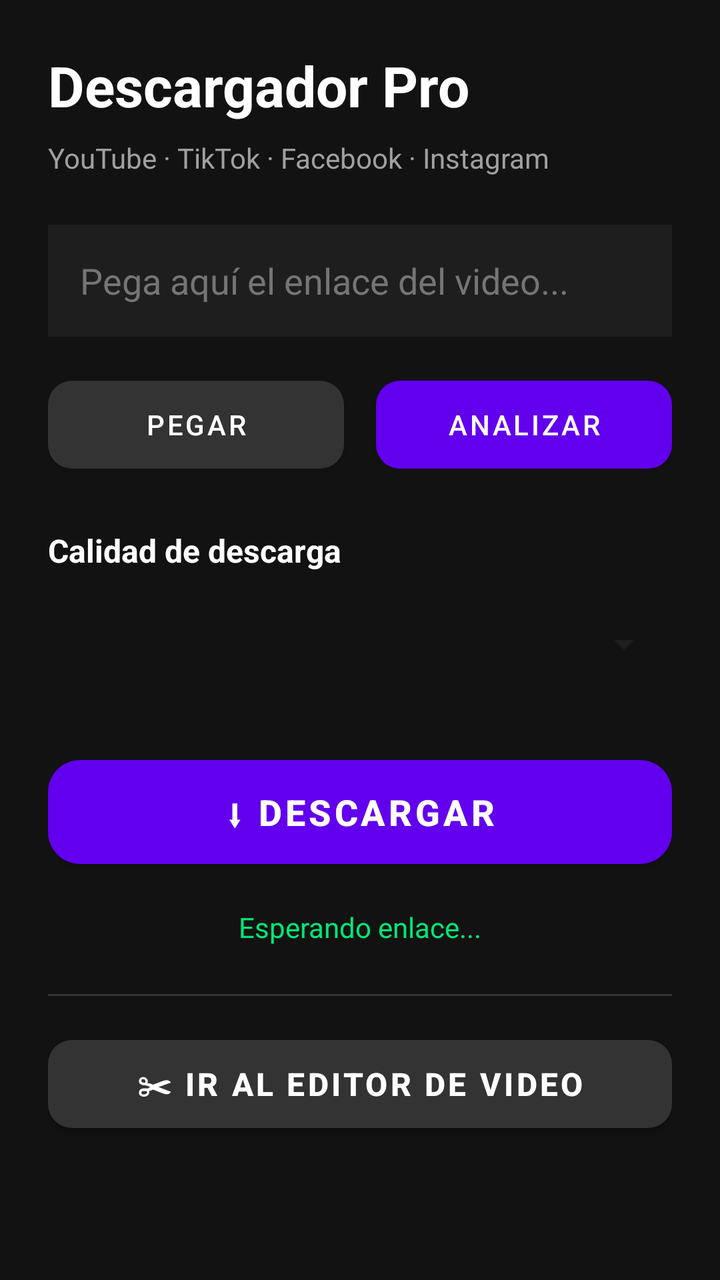
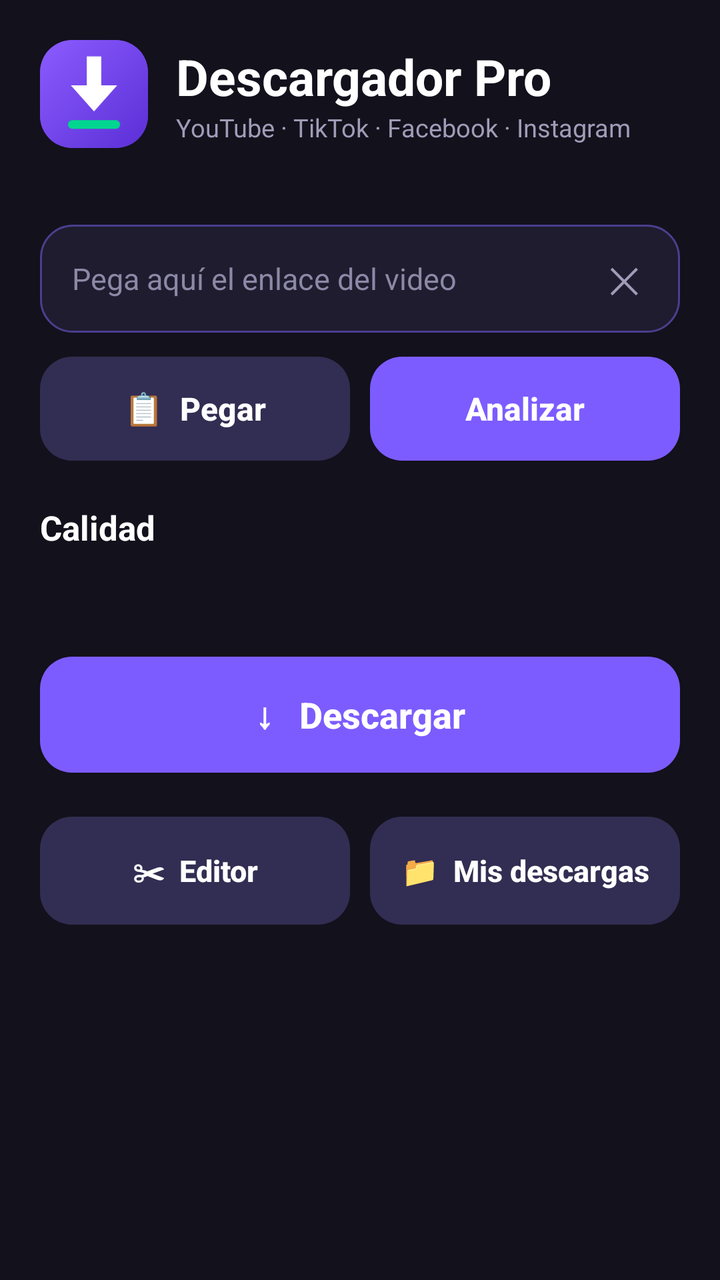

The first picture is an Android layout as it rendered before a commit; the second is the same layout after the commit. The layout source and the unified diff follow.
<!-- AndroidManifest.xml: application theme Theme.Descargadorpro -->
<!-- res/layout/activity_main.xml -->
<?xml version="1.0" encoding="utf-8"?>
<ScrollView xmlns:android="http://schemas.android.com/apk/res/android"
    xmlns:app="http://schemas.android.com/apk/res-auto"
    android:layout_width="match_parent"
    android:layout_height="match_parent"
    android:background="#121212"
    android:fillViewport="true">

    <LinearLayout
        android:layout_width="match_parent"
        android:layout_height="wrap_content"
        android:orientation="vertical"
        android:padding="24dp">

        
        <TextView
            android:layout_width="match_parent"
            android:layout_height="wrap_content"
            android:text="Descargador Pro"
            android:textColor="#FFFFFF"
            android:textSize="28sp"
            android:textStyle="bold"
            android:layout_marginBottom="8dp"/>

        <TextView
            android:layout_width="match_parent"
            android:layout_height="wrap_content"
            android:text="YouTube · TikTok · Facebook · Instagram"
            android:textColor="#A0A0A0"
            android:textSize="14sp"
            android:layout_marginBottom="24dp"/>

        
        <EditText
            android:id="@+id/editUrl"
            android:layout_width="match_parent"
            android:layout_height="56dp"
            android:background="#1E1E1E"
            android:hint="Pega aquí el enlace del video..."
            android:textColor="#FFFFFF"
            android:textColorHint="#757575"
            android:padding="16dp"
            android:inputType="textUri"
            android:layout_marginBottom="16dp"/>

        
        <LinearLayout
            android:layout_width="match_parent"
            android:layout_height="wrap_content"
            android:orientation="horizontal"
            android:layout_marginBottom="24dp">

            <com.google.android.material.button.MaterialButton
                android:id="@+id/btnPegar"
                android:layout_width="0dp"
                android:layout_height="56dp"
                android:layout_weight="1"
                android:text="Pegar"
                android:textColor="#FFFFFF"
                app:backgroundTint="#333333"
                app:cornerRadius="12dp"
                android:layout_marginEnd="8dp"/>

            <com.google.android.material.button.MaterialButton
                android:id="@+id/btnAnalizar"
                android:layout_width="0dp"
                android:layout_height="56dp"
                android:layout_weight="1"
                android:text="Analizar"
                android:textColor="#FFFFFF"
                app:backgroundTint="#6200EE"
                app:cornerRadius="12dp"
                android:layout_marginStart="8dp"/>
        </LinearLayout>

        
        <androidx.cardview.widget.CardView
            android:id="@+id/layoutPreview"
            android:layout_width="match_parent"
            android:layout_height="wrap_content"
            app:cardBackgroundColor="#1E1E1E"
            app:cardCornerRadius="16dp"
            app:cardElevation="8dp"
            android:layout_marginBottom="24dp"
            android:visibility="gone">

            <LinearLayout
                android:layout_width="match_parent"
                android:layout_height="wrap_content"
                android:orientation="vertical"
                android:padding="16dp">

                
                <ImageView
                    android:id="@+id/imgMiniatura"
                    android:layout_width="match_parent"
                    android:layout_height="180dp"
                    android:scaleType="centerCrop"
                    android:background="#333333"/>

                
                <LinearLayout
                    android:layout_width="match_parent"
                    android:layout_height="wrap_content"
                    android:orientation="horizontal"
                    android:gravity="center_vertical"
                    android:layout_marginTop="12dp">

                    <TextView
                        android:id="@+id/txtTitulo"
                        android:layout_width="0dp"
                        android:layout_height="wrap_content"
                        android:layout_weight="1"
                        android:textColor="#FFFFFF"
                        android:textSize="16sp"
                        android:maxLines="2"
                        android:ellipsize="end"
                        android:text="Título del video..."/>

                    <ImageButton
                        android:id="@+id/btnCopiarTitulo"
                        android:layout_width="48dp"
                        android:layout_height="48dp"
                        android:src="@android:drawable/ic_menu_edit"
                        android:background="?attr/selectableItemBackgroundBorderless"
                        app:tint="#FFFFFF"
                        android:contentDescription="Copiar título"/>
                </LinearLayout>
            </LinearLayout>
        </androidx.cardview.widget.CardView>

        
        <TextView
            android:layout_width="match_parent"
            android:layout_height="wrap_content"
            android:text="Calidad de descarga"
            android:textColor="#FFFFFF"
            android:textSize="16sp"
            android:textStyle="bold"
            android:layout_marginBottom="8dp"/>

        <Spinner
            android:id="@+id/spinnerCalidad"
            android:layout_width="match_parent"
            android:layout_height="56dp"
            android:backgroundTint="#1E1E1E"
            android:layout_marginBottom="24dp"/>

        
        <com.google.android.material.button.MaterialButton
            android:id="@+id/btnDescargar"
            android:layout_width="match_parent"
            android:layout_height="64dp"
            android:text="⬇ DESCARGAR"
            android:textSize="18sp"
            android:textStyle="bold"
            android:textColor="#FFFFFF"
            app:backgroundTint="#6200EE"
            app:cornerRadius="16dp"
            android:layout_marginBottom="16dp"/>

        
        <ProgressBar
            android:id="@+id/progressBar"
            style="?android:attr/progressBarStyleHorizontal"
            android:layout_width="match_parent"
            android:layout_height="wrap_content"
            android:progressTint="#00E676"
            android:layout_marginBottom="8dp"
            android:visibility="gone"/>

        
        <TextView
            android:id="@+id/txtEstado"
            android:layout_width="match_parent"
            android:layout_height="wrap_content"
            android:textColor="#00E676"
            android:textSize="14sp"
            android:gravity="center"
            android:text="Esperando enlace..."/>

        
        <View
            android:layout_width="match_parent"
            android:layout_height="1dp"
            android:background="#333333"
            android:layout_marginTop="24dp"
            android:layout_marginBottom="16dp"/>

        
        <com.google.android.material.button.MaterialButton
            android:id="@+id/btnIrEditor"
            android:layout_width="match_parent"
            android:layout_height="56dp"
            android:text="✂ IR AL EDITOR DE VIDEO"
            android:textSize="16sp"
            android:textStyle="bold"
            android:textColor="#FFFFFF"
            app:backgroundTint="#333333"
            app:cornerRadius="12dp"
            android:layout_marginBottom="16dp"/>

    </LinearLayout>
</ScrollView>
<!-- resources referenced by this layout -->
<resources>
  <style name="Theme.Descargadorpro" parent="Theme.MaterialComponents.DayNight.NoActionBar">
          
          <item name="colorPrimary">@color/purple_500</item>
          <item name="colorPrimaryVariant">@color/purple_700</item>
          <item name="colorOnPrimary">@color/white</item>
          
          
          <item name="android:statusBarColor">@color/fondo_oscuro</item>
          
          
          <item name="android:windowLightStatusBar">false</item>
          
          
          <item name="android:windowBackground">@color/fondo_oscuro</item>
      </style>
  <color name="purple_500">#6200EE</color>
  <color name="purple_700">#3700B3</color>
  <color name="white">#FFFFFFFF</color>
  <color name="fondo_oscuro">#121212</color>
</resources>

<!-- the commit's change to res/layout/activity_main.xml (unified diff, before → after) -->
@@ -1,204 +1,397 @@
 <?xml version="1.0" encoding="utf-8"?>
 <ScrollView xmlns:android="http://schemas.android.com/apk/res/android"
-    xmlns:app="http://schemas.android.com/apk/res-auto"
     android:layout_width="match_parent"
     android:layout_height="match_parent"
-    android:background="#121212"
-    android:fillViewport="true">
+    android:background="#13111C"
+    android:fillViewport="true"
+    android:fitsSystemWindows="true"
+    android:scrollbars="none">
 
     <LinearLayout
+        android:id="@+id/raiz"
         android:layout_width="match_parent"
         android:layout_height="wrap_content"
+        android:focusable="true"
+        android:focusableInTouchMode="true"
         android:orientation="vertical"
-        android:padding="24dp">
-
-        
+        android:padding="20dp">
+
+        
+        <LinearLayout
+            android:layout_width="match_parent"
+            android:layout_height="wrap_content"
+            android:gravity="center_vertical"
+            android:orientation="horizontal">
+
+            <FrameLayout
+                android:layout_width="54dp"
+                android:layout_height="54dp"
+                android:background="@drawable/bg_card"
+                android:clipToOutline="true">
+
+                <ImageView
+                    android:layout_width="match_parent"
+                    android:layout_height="match_parent"
+                    android:importantForAccessibility="no"
+                    android:scaleType="fitXY"
+                    android:src="@drawable/ic_launcher_background" />
+
+                <ImageView
+                    android:layout_width="match_parent"
+                    android:layout_height="match_parent"
+                    android:importantForAccessibility="no"
+                    android:scaleType="fitXY"
+                    android:scaleX="1.45"
+                    android:scaleY="1.45"
+                    android:src="@drawable/ic_launcher_foreground" />
+            </FrameLayout>
+
+            <LinearLayout
+                android:layout_width="wrap_content"
+                android:layout_height="wrap_content"
+                android:layout_marginStart="14dp"
+                android:orientation="vertical">
+
+                <TextView
+                    android:layout_width="wrap_content"
+                    android:layout_height="wrap_content"
+                    android:text="Descargador Pro"
+                    android:textColor="#FFFFFF"
+                    android:textSize="25sp"
+                    android:textStyle="bold" />
+
+                <TextView
+                    android:layout_width="wrap_content"
+                    android:layout_height="wrap_content"
+                    android:text="YouTube · TikTok · Facebook · Instagram"
+                    android:textColor="#A09CB8"
+                    android:textSize="12.5sp" />
+            </LinearLayout>
+        </LinearLayout>
+
         <TextView
-            android:layout_width="match_parent"
-            android:layout_height="wrap_content"
-            android:text="Descargador Pro"
-            android:textColor="#FFFFFF"
-            android:textSize="28sp"
-            android:textStyle="bold"
-            android:layout_marginBottom="8dp"/>
-
-        <TextView
-            android:layout_width="match_parent"
-            android:layout_height="wrap_content"
-            android:text="YouTube · TikTok · Facebook · Instagram"
-            android:textColor="#A0A0A0"
-            android:textSize="14sp"
-            android:layout_marginBottom="24dp"/>
-
-        
-        <EditText
-            android:id="@+id/editUrl"
-            android:layout_width="match_parent"
-            android:layout_height="56dp"
-            android:background="#1E1E1E"
-            android:hint="Pega aquí el enlace del video..."
-            android:textColor="#FFFFFF"
-            android:textColorHint="#757575"
-            android:padding="16dp"
-            android:inputType="textUri"
-            android:layout_marginBottom="16dp"/>
-
-        
-        <LinearLayout
-            android:layout_width="match_parent"
-            android:layout_height="wrap_content"
+            android:id="@+id/txtMotor"
+            android:layout_width="match_parent"
+            android:layout_height="wrap_content"
+            android:layout_marginTop="12dp"
+            android:text=""
+            android:textColor="#8C88A6"
+            android:textSize="12sp" />
+
+        
+        <LinearLayout
+            android:layout_width="match_parent"
+            android:layout_height="wrap_content"
+            android:layout_marginTop="10dp"
+            android:background="@drawable/bg_card"
+            android:gravity="center_vertical"
             android:orientation="horizontal"
-            android:layout_marginBottom="24dp">
-
-            <com.google.android.material.button.MaterialButton
+            android:paddingStart="16dp"
+            android:paddingEnd="6dp">
+
+            <EditText
+                android:id="@+id/inputUrl"
+                android:layout_width="0dp"
+                android:layout_height="wrap_content"
+                android:layout_weight="1"
+                android:background="@null"
+                android:hint="Pega aquí el enlace del video"
+                android:imeOptions="actionGo"
+                android:importantForAutofill="no"
+                android:inputType="textUri"
+                android:maxLines="1"
+                android:minHeight="54dp"
+                android:textColor="#FFFFFF"
+                android:textColorHint="#8C88A6"
+                android:textSize="15sp" />
+
+            <TextView
+                android:id="@+id/btnLimpiar"
+                android:layout_width="44dp"
+                android:layout_height="44dp"
+                android:clickable="true"
+                android:focusable="true"
+                android:gravity="center"
+                android:text="✕"
+                android:textColor="#A09CB8"
+                android:textSize="18sp" />
+        </LinearLayout>
+
+        <LinearLayout
+            android:layout_width="match_parent"
+            android:layout_height="wrap_content"
+            android:layout_marginTop="12dp"
+            android:orientation="horizontal">
+
+            <androidx.appcompat.widget.AppCompatButton
                 android:id="@+id/btnPegar"
                 android:layout_width="0dp"
-                android:layout_height="56dp"
-                android:layout_weight="1"
-                android:text="Pegar"
-                android:textColor="#FFFFFF"
-                app:backgroundTint="#333333"
-                app:cornerRadius="12dp"
-                android:layout_marginEnd="8dp"/>
-
-            <com.google.android.material.button.MaterialButton
+                android:layout_height="52dp"
+                android:layout_weight="1"
+                android:background="@drawable/bg_btn_secondary"
+                android:foreground="?android:attr/selectableItemBackground"
+                android:stateListAnimator="@null"
+                android:text="📋  Pegar"
+                android:textAllCaps="false"
+                android:textColor="#FFFFFF"
+                android:textSize="16sp"
+                android:textStyle="bold" />
+
+            <androidx.appcompat.widget.AppCompatButton
                 android:id="@+id/btnAnalizar"
                 android:layout_width="0dp"
-                android:layout_height="56dp"
-                android:layout_weight="1"
+                android:layout_height="52dp"
+                android:layout_marginStart="10dp"
+                android:layout_weight="1"
+                android:background="@drawable/editor_btn_primary"
+                android:foreground="?android:attr/selectableItemBackground"
+                android:stateListAnimator="@null"
                 android:text="Analizar"
-                android:textColor="#FFFFFF"
-                app:backgroundTint="#6200EE"
-                app:cornerRadius="12dp"
-                android:layout_marginStart="8dp"/>
-        </LinearLayout>
-
-        
-        <androidx.cardview.widget.CardView
-            android:id="@+id/layoutPreview"
-            android:layout_width="match_parent"
-            android:layout_height="wrap_content"
-            app:cardBackgroundColor="#1E1E1E"
-            app:cardCornerRadius="16dp"
-            app:cardElevation="8dp"
-            android:layout_marginBottom="24dp"
+                android:textAllCaps="false"
+                android:textColor="#FFFFFF"
+                android:textSize="16sp"
+                android:textStyle="bold" />
+        </LinearLayout>
+
+        
+        <LinearLayout
+            android:id="@+id/cardPreview"
+            android:layout_width="match_parent"
+            android:layout_height="wrap_content"
+            android:layout_marginTop="16dp"
+            android:background="@drawable/bg_card"
+            android:orientation="vertical"
+            android:padding="12dp"
             android:visibility="gone">
 
-            <LinearLayout
-                android:layout_width="match_parent"
-                android:layout_height="wrap_content"
-                android:orientation="vertical"
-                android:padding="16dp">
-
-                
+            <FrameLayout
+                android:layout_width="match_parent"
+                android:layout_height="200dp">
+
                 <ImageView
                     android:id="@+id/imgMiniatura"
                     android:layout_width="match_parent"
-                    android:layout_height="180dp"
-                    android:scaleType="centerCrop"
-                    android:background="#333333"/>
-
-                
-                <LinearLayout
-                    android:layout_width="match_parent"
+                    android:layout_height="match_parent"
+                    android:background="#0E0C16"
+                    android:contentDescription="Vista previa del video"
+                    android:scaleType="centerCrop" />
+
+                <TextView
+                    android:id="@+id/txtDuracion"
+                    android:layout_width="wrap_content"
                     android:layout_height="wrap_content"
-                    android:orientation="horizontal"
-                    android:gravity="center_vertical"
-                    android:layout_marginTop="12dp">
-
-                    <TextView
-                        android:id="@+id/txtTitulo"
-                        android:layout_width="0dp"
-                        android:layout_height="wrap_content"
-                        android:layout_weight="1"
-                        android:textColor="#FFFFFF"
-                        android:textSize="16sp"
-                        android:maxLines="2"
-                        android:ellipsize="end"
-                        android:text="Título del video..."/>
-
-                    <ImageButton
-                        android:id="@+id/btnCopiarTitulo"
-                        android:layout_width="48dp"
-                        android:layout_height="48dp"
-                        android:src="@android:drawable/ic_menu_edit"
-                        android:background="?attr/selectableItemBackgroundBorderless"
-                        app:tint="#FFFFFF"
-                        android:contentDescription="Copiar título"/>
-                </LinearLayout>
-            </LinearLayout>
-        </androidx.cardview.widget.CardView>
+                    android:layout_gravity="bottom|end"
+                    android:layout_margin="8dp"
+                    android:paddingStart="8dp"
+                    android:paddingTop="3dp"
+                    android:paddingEnd="8dp"
+                    android:paddingBottom="3dp"
+                    android:textColor="#FFFFFF"
+                    android:textSize="12sp"
+                    android:textStyle="bold" />
+            </FrameLayout>
+
+            <TextView
+                android:id="@+id/txtTitulo"
+                android:layout_width="match_parent"
+                android:layout_height="wrap_content"
+                android:layout_marginTop="12dp"
+                android:ellipsize="end"
+                android:maxLines="3"
+                android:textColor="#FFFFFF"
+                android:textIsSelectable="true"
+                android:textSize="17sp"
+                android:textStyle="bold" />
+
+            <TextView
+                android:id="@+id/txtAutor"
+                android:layout_width="match_parent"
+                android:layout_height="wrap_content"
+                android:layout_marginTop="2dp"
+                android:textColor="#A09CB8"
+                android:textSize="13sp" />
+
+            <androidx.appcompat.widget.AppCompatButton
+                android:id="@+id/btnCopiarTitulo"
+                android:layout_width="match_parent"
+                android:layout_height="44dp"
+                android:layout_marginTop="12dp"
+                android:background="@drawable/bg_btn_secondary"
+                android:foreground="?android:attr/selectableItemBackground"
+                android:stateListAnimator="@null"
+                android:text="Copiar título"
+                android:textAllCaps="false"
+                android:textColor="#FFFFFF"
+                android:textSize="14sp" />
+        </LinearLayout>
 
         
         <TextView
-            android:layout_width="match_parent"
-            android:layout_height="wrap_content"
-            android:text="Calidad de descarga"
+            android:layout_width="wrap_content"
+            android:layout_height="wrap_content"
+            android:layout_marginTop="22dp"
+            android:text="Calidad"
             android:textColor="#FFFFFF"
-            android:textSize="16sp"
-            android:textStyle="bold"
-            android:layout_marginBottom="8dp"/>
-
-        <Spinner
-            android:id="@+id/spinnerCalidad"
-            android:layout_width="match_parent"
-            android:layout_height="56dp"
-            android:backgroundTint="#1E1E1E"
-            android:layout_marginBottom="24dp"/>
-
-        
-        <com.google.android.material.button.MaterialButton
+            android:textSize="17sp"
+            android:textStyle="bold" />
+
+        <HorizontalScrollView
+            android:layout_width="match_parent"
+            android:layout_height="wrap_content"
+            android:layout_marginTop="10dp"
+            android:scrollbars="none">
+
+            <LinearLayout
+                android:id="@+id/contenedorChips"
+                android:layout_width="wrap_content"
+                android:layout_height="wrap_content"
+                android:orientation="horizontal" />
+        </HorizontalScrollView>
+
+        <TextView
+            android:id="@+id/txtTamanoSel"
+            android:layout_width="match_parent"
+            android:layout_height="wrap_content"
+            android:layout_marginTop="10dp"
+            android:textColor="#8C88A6"
+            android:textSize="12.5sp" />
+
+        <androidx.appcompat.widget.AppCompatButton
             android:id="@+id/btnDescargar"
             android:layout_width="match_parent"
-            android:layout_height="64dp"
-            android:text="⬇ DESCARGAR"
+            android:layout_height="58dp"
+            android:layout_marginTop="16dp"
+            android:background="@drawable/editor_btn_primary"
+            android:foreground="?android:attr/selectableItemBackground"
+            android:stateListAnimator="@null"
+            android:text="↓   Descargar"
+            android:textAllCaps="false"
+            android:textColor="#FFFFFF"
             android:textSize="18sp"
-            android:textStyle="bold"
-            android:textColor="#FFFFFF"
-            app:backgroundTint="#6200EE"
-            app:cornerRadius="16dp"
-            android:layout_marginBottom="16dp"/>
-
-        
-        <ProgressBar
-            android:id="@+id/progressBar"
-            style="?android:attr/progressBarStyleHorizontal"
-            android:layout_width="match_parent"
-            android:layout_height="wrap_content"
-            android:progressTint="#00E676"
-            android:layout_marginBottom="8dp"
-            android:visibility="gone"/>
-
-        
-        <TextView
-            android:id="@+id/txtEstado"
-            android:layout_width="match_parent"
-            android:layout_height="wrap_content"
-            android:textColor="#00E676"
-            android:textSize="14sp"
-            android:gravity="center"
-            android:text="Esperando enlace..."/>
-
-        
-        <View
-            android:layout_width="match_parent"
-            android:layout_height="1dp"
-            android:background="#333333"
-            android:layout_marginTop="24dp"
-            android:layout_marginBottom="16dp"/>
-
-        
-        <com.google.android.material.button.MaterialButton
-            android:id="@+id/btnIrEditor"
-            android:layout_width="match_parent"
-            android:layout_height="56dp"
-            android:text="✂ IR AL EDITOR DE VIDEO"
-            android:textSize="16sp"
-            android:textStyle="bold"
-            android:textColor="#FFFFFF"
-            app:backgroundTint="#333333"
-            app:cornerRadius="12dp"
-            android:layout_marginBottom="16dp"/>
-
+            android:textStyle="bold" />
+
+        
+        <LinearLayout
+            android:id="@+id/cardProgreso"
+            android:layout_width="match_parent"
+            android:layout_height="wrap_content"
+            android:layout_marginTop="16dp"
+            android:background="@drawable/bg_card"
+            android:orientation="vertical"
+            android:padding="18dp"
+            android:visibility="gone">
+
+            <TextView
+                android:id="@+id/txtPorcentaje"
+                android:layout_width="wrap_content"
+                android:layout_height="wrap_content"
+                android:text="0%"
+                android:textColor="#FFFFFF"
+                android:textSize="36sp"
+                android:textStyle="bold" />
+
+            <TextView
+                android:id="@+id/txtTamano"
+                android:layout_width="match_parent"
+                android:layout_height="wrap_content"
+                android:textColor="#D9D6E8"
+                android:textSize="15sp" />
+
+            <ProgressBar
+                android:id="@+id/progreso"
+                style="?android:attr/progressBarStyleHorizontal"
+                android:layout_width="match_parent"
+                android:layout_height="10dp"
+                android:layout_marginTop="12dp"
+                android:indeterminate="false"
+                android:max="1000"
+                android:maxHeight="10dp"
+                android:minHeight="10dp"
+                android:progress="0"
+                android:progressDrawable="@drawable/bg_progress" />
+
+            <TextView
+                android:id="@+id/txtVelocidad"
+                android:layout_width="match_parent"
+                android:layout_height="wrap_content"
+                android:layout_marginTop="10dp"
+                android:textColor="#A09CB8"
+                android:textSize="13sp" />
+
+            <TextView
+                android:id="@+id/txtEstado"
+                android:layout_width="match_parent"
+                android:layout_height="wrap_content"
+                android:layout_marginTop="6dp"
+                android:textColor="#7EF0C9"
+                android:textIsSelectable="true"
+                android:textSize="14sp" />
+
+            <androidx.appcompat.widget.AppCompatButton
+                android:id="@+id/btnCancelar"
+                android:layout_width="match_parent"
+                android:layout_height="46dp"
+                android:layout_marginTop="12dp"
+                android:background="@drawable/bg_btn_secondary"
+                android:foreground="?android:attr/selectableItemBackground"
+                android:stateListAnimator="@null"
+                android:text="Cancelar descarga"
+                android:textAllCaps="false"
+                android:textColor="#FFFFFF"
+                android:textSize="14sp"
+                android:visibility="gone" />
+
+            <androidx.appcompat.widget.AppCompatButton
+                android:id="@+id/btnAbrir"
+                android:layout_width="match_parent"
+                android:layout_height="48dp"
+                android:layout_marginTop="12dp"
+                android:background="@drawable/editor_btn_primary"
+                android:foreground="?android:attr/selectableItemBackground"
+                android:stateListAnimator="@null"
+                android:text="Abrir archivo"
+                android:textAllCaps="false"
+                android:textColor="#FFFFFF"
+                android:textSize="15sp"
+                android:textStyle="bold"
+                android:visibility="gone" />
+        </LinearLayout>
+
+        
+        <LinearLayout
+            android:layout_width="match_parent"
+            android:layout_height="wrap_content"
+            android:layout_marginTop="22dp"
+            android:orientation="horizontal">
+
+            <androidx.appcompat.widget.AppCompatButton
+                android:id="@+id/btnEditor"
+                android:layout_width="0dp"
+                android:layout_height="54dp"
+                android:layout_weight="1"
+                android:background="@drawable/bg_btn_secondary"
+                android:foreground="?android:attr/selectableItemBackground"
+                android:stateListAnimator="@null"
+                android:text="✂  Editor"
+                android:textAllCaps="false"
+                android:textColor="#FFFFFF"
+                android:textSize="15sp"
+                android:textStyle="bold" />
+
+            <androidx.appcompat.widget.AppCompatButton
+                android:id="@+id/btnMisVideos"
+                android:layout_width="0dp"
+                android:layout_height="54dp"
+                android:layout_marginStart="10dp"
+                android:layout_weight="1"
+                android:background="@drawable/bg_btn_secondary"
+                android:foreground="?android:attr/selectableItemBackground"
+                android:stateListAnimator="@null"
+                android:text="📁  Mis descargas"
+                android:textAllCaps="false"
+                android:textColor="#FFFFFF"
+                android:textSize="15sp"
+                android:textStyle="bold" />
+        </LinearLayout>
     </LinearLayout>
 </ScrollView>
<!-- resource entries referenced after the edit -->
@@ -1,5 +1,83 @@
 <!-- resources referenced by this layout -->
 <resources>
+  <!-- drawable bg_btn_secondary (drawable) -->
+  <?xml version="1.0" encoding="utf-8"?>
+  <shape xmlns:android="http://schemas.android.com/apk/res/android"
+      android:shape="rectangle">
+      <solid android:color="#322D52" />
+      <corners android:radius="16dp" />
+  </shape>
+  <!-- drawable bg_card (drawable) -->
+  <?xml version="1.0" encoding="utf-8"?>
+  <shape xmlns:android="http://schemas.android.com/apk/res/android"
+      android:shape="rectangle">
+      <solid android:color="#1E1C2E" />
+      <stroke android:width="1dp" android:color="#4B3F8F" />
+      <corners android:radius="16dp" />
+  </shape>
+  <!-- drawable bg_progress (drawable) -->
+  <?xml version="1.0" encoding="utf-8"?>
+  <layer-list xmlns:android="http://schemas.android.com/apk/res/android">
+      <item android:id="@android:id/background">
+          <shape android:shape="rectangle">
+              <corners android:radius="6dp" />
+              <solid android:color="#2A2740" />
+          </shape>
+      </item>
+      <item android:id="@android:id/progress">
+          <clip>
+              <shape android:shape="rectangle">
+                  <corners android:radius="6dp" />
+                  <solid android:color="#00D68F" />
+              </shape>
+          </clip>
+      </item>
+  </layer-list>
+  <!-- drawable editor_btn_primary (drawable) -->
+  <?xml version="1.0" encoding="utf-8"?>
+  <selector xmlns:android="http://schemas.android.com/apk/res/android">
+      <item android:state_enabled="false">
+          <shape android:shape="rectangle">
+              <solid android:color="#2E2946" />
+              <corners android:radius="16dp" />
+          </shape>
+      </item>
+      <item android:state_pressed="true">
+          <shape android:shape="rectangle">
+              <solid android:color="#6A49EB" />
+              <corners android:radius="16dp" />
+          </shape>
+      </item>
+      <item>
+          <shape android:shape="rectangle">
+              <solid android:color="#7C5CFF" />
+              <corners android:radius="16dp" />
+          </shape>
+      </item>
+  </selector>
+  <!-- drawable ic_launcher_background (drawable) -->
+  <?xml version="1.0" encoding="utf-8"?>
+  <shape xmlns:android="http://schemas.android.com/apk/res/android"
+      android:shape="rectangle">
+      <gradient
+          android:angle="315"
+          android:startColor="#8B5CFF"
+          android:endColor="#5B2FD6" />
+  </shape>
+  <!-- drawable ic_launcher_foreground (drawable) -->
+  <?xml version="1.0" encoding="utf-8"?>
+  <vector xmlns:android="http://schemas.android.com/apk/res/android"
+      android:width="108dp"
+      android:height="108dp"
+      android:viewportWidth="108"
+      android:viewportHeight="108">
+      <path
+          android:fillColor="#FFFFFF"
+          android:pathData="M49,28 L59,28 L59,48 L70,48 L54,66 L38,48 L49,48 Z" />
+      <path
+          android:fillColor="#00D68F"
+          android:pathData="M39,72 L69,72 A3,3 0 0 1 69,78 L39,78 A3,3 0 0 1 39,72 Z" />
+  </vector>
   <style name="Theme.Descargadorpro" parent="Theme.MaterialComponents.DayNight.NoActionBar">
           
           <item name="colorPrimary">@color/purple_500</item>
